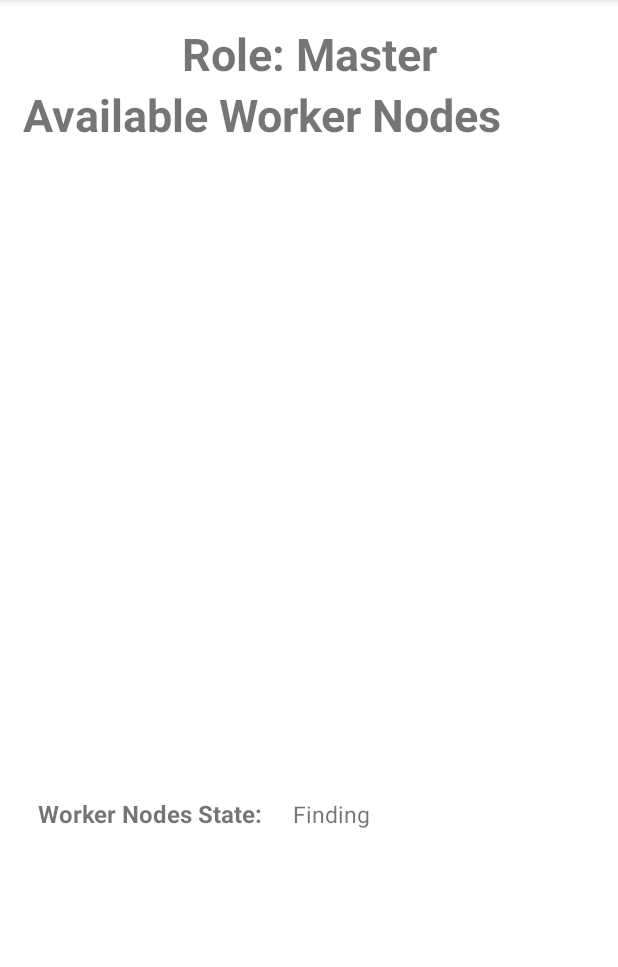
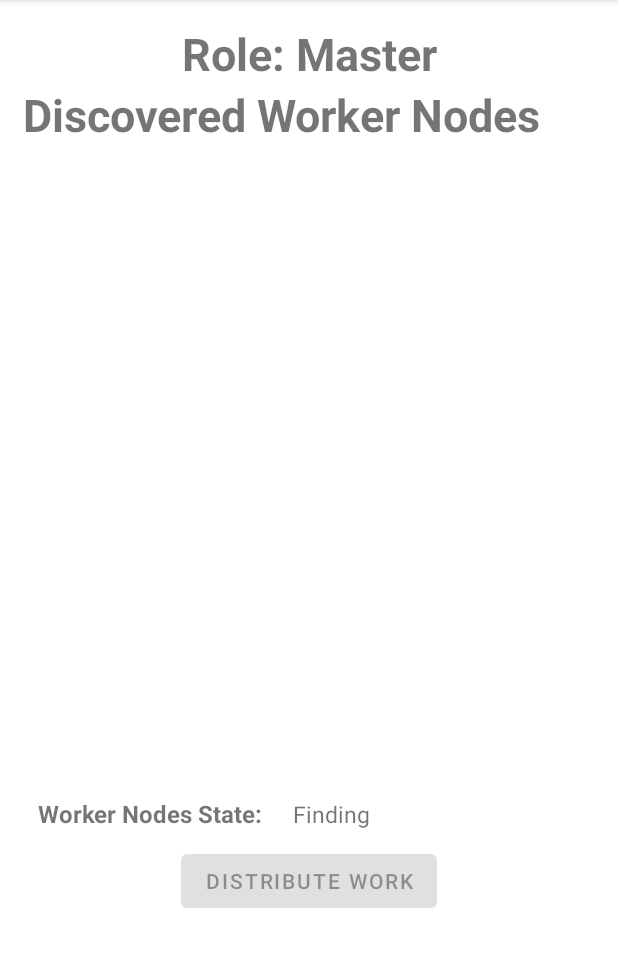
Before and after one commit to vaibhavalreja/MobileOffloading, an Android app: the screen it shows after launch (Master_Discovery), after a tap on "SUBMIT", on a phone screen of 412 x 824 dp, the part 84-1051 px from its top. Run offline under Robolectric (Android 15) with nearby library versions, the phone set to English and light mode, and no system bars; 4 statements that could not run were skipped.

Commit message:
UI changes

```diff
--- a/app/src/main/java/com/group29/mobileoffloading/Master_Discovery.java
+++ b/app/src/main/java/com/group29/mobileoffloading/Master_Discovery.java
@@ -277,7 +277,7 @@ public class Master_Discovery extends AppCompatActivity {
 
     void canAssign(DeviceInfo deviceStats) {
         Button assignButton = findViewById(R.id.assignTask);
-        assignButton.setVisibility(deviceStats.getBatteryLevel() > WorkAllocator.ThresholdsHolder.MINIMUM_BATTERY_LEVEL ? View.VISIBLE : View.INVISIBLE);
+        assignButton.setEnabled(deviceStats.getBatteryLevel() > WorkAllocator.ThresholdsHolder.MINIMUM_BATTERY_LEVEL);
     }
 
     void setState(String text) {
--- a/app/src/main/res/layout/activity_main.xml
+++ b/app/src/main/res/layout/activity_main.xml
@@ -32,6 +32,7 @@
         android:gravity="center_horizontal|center_vertical"
         android:layout_height="wrap_content"/>
     <Button
+        android:backgroundTint="@color/teal_200"
         android:id="@+id/app_role_submit"
         android:layout_width="match_parent"
         android:layout_height="50dp"
--- a/app/src/main/res/layout/activity_master_discovery.xml
+++ b/app/src/main/res/layout/activity_master_discovery.xml
@@ -26,7 +26,7 @@
             android:layout_width="wrap_content"
             android:layout_height="wrap_content"
             android:justificationMode="inter_word"
-            android:text="Available Worker Nodes"
+            android:text="Discovered Worker Nodes"
             android:textSize="30sp"
             android:textStyle="bold" />
 
@@ -66,11 +66,11 @@
     </LinearLayout>
 
     <Button
+        android:enabled="false"
         android:id="@+id/assignTask"
         android:layout_width="wrap_content"
         android:layout_height="wrap_content"
         android:layout_gravity="center_vertical|center_horizontal"
         android:onClick="assignTasks"
-        android:text="Distribute Work"
-        android:visibility="invisible" />
+        android:text="Distribute Work"/>
 </LinearLayout>
```
